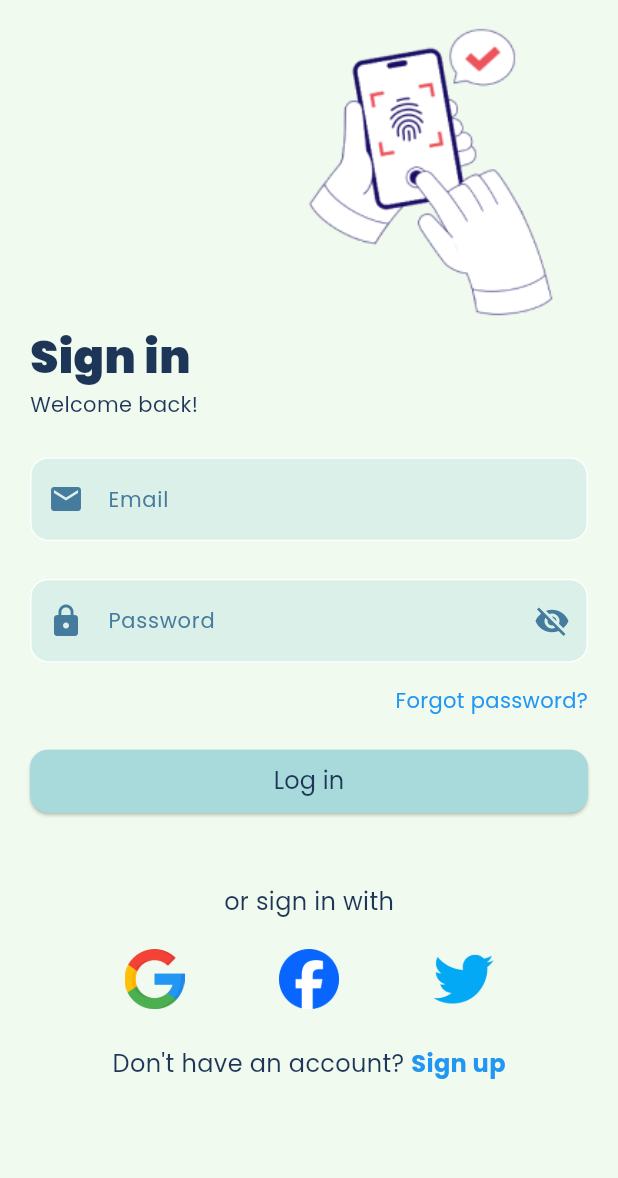
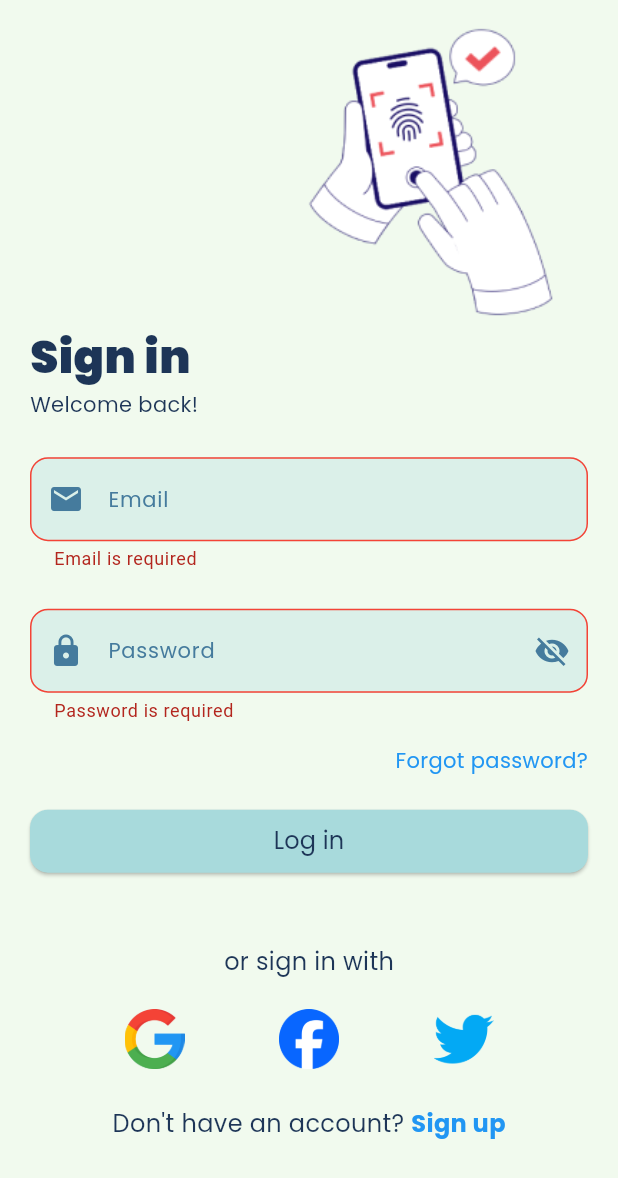
Before and after one commit to AbdelrhmanNashaat/TalentHub, a Flutter app: the screen it shows after launch, after a tap on "Skip", after a tap on "Log in", on a phone screen of 412 x 824 dp. Shown: the top 1178 px of the screen. Run offline on Flutter 3.47's test engine with Material 3 defaults, Android fonts, the phone set to English and light mode, and no system bars; our stand-ins replace dio, dotted_border, firebase_auth, firebase_core, flutter_animate, flutter_bloc and 7 more; missing offline and left inert: timer_button; accounts and stored records are empty.

Commit message:
Refactor sign-in feature and add email and password authentication

```diff
--- /dev/null
+++ b/lib/features/sign_in/presentation/manager/sign_in_with_email_and_pass_cubit/sign_in_with_email_and_pass_cubit.dart
@@ -0,0 +1,30 @@
+import 'package:firebase_auth/firebase_auth.dart';
+import 'package:flutter/material.dart';
+import 'package:flutter_bloc/flutter_bloc.dart';
+
+import 'sign_in_with_email_and_pass_state.dart';
+
+class SignInWithEmailAndPassCubit extends Cubit<SignInWithEmailAndPassState> {
+  SignInWithEmailAndPassCubit() : super(SignInWithEmailAndPassInitial());
+  final TextEditingController emailController = TextEditingController();
+  final TextEditingController passController = TextEditingController();
+  final FirebaseAuth _auth = FirebaseAuth.instance;
+
+  Future<void> signIn() async {
+    try {
+      emit(SignInWithEmailAndPassLoading());
+      final String email = emailController.text;
+      final String password = passController.text;
+      await _auth.signInWithEmailAndPassword(
+        email: email,
+        password: password,
+      );
+      emit(SignInWithEmailAndPassSuccess());
+    } on FirebaseAuthException catch (e) {
+      String errorMessage = e.message ?? 'An unknown error occurred';
+      emit(
+        SignInWithEmailAndFailure(errorMessage: errorMessage),
+      );
+    }
+  }
+}
--- /dev/null
+++ b/lib/features/sign_in/presentation/manager/sign_in_with_email_and_pass_cubit/sign_in_with_email_and_pass_state.dart
@@ -0,0 +1,13 @@
+abstract class SignInWithEmailAndPassState {}
+
+class SignInWithEmailAndPassInitial extends SignInWithEmailAndPassState {}
+
+class SignInWithEmailAndPassSuccess extends SignInWithEmailAndPassState {}
+
+class SignInWithEmailAndFailure extends SignInWithEmailAndPassState {
+  final String errorMessage;
+
+  SignInWithEmailAndFailure({required this.errorMessage});
+}
+
+class SignInWithEmailAndPassLoading extends SignInWithEmailAndPassState {}
--- a/lib/features/sign_in/presentation/views/sign_in_view.dart
+++ b/lib/features/sign_in/presentation/views/sign_in_view.dart
@@ -1,6 +1,7 @@
 import 'package:flutter/material.dart';
-
+import 'package:flutter_bloc/flutter_bloc.dart';
 import '../../../../constant.dart';
+import '../manager/sign_in_with_email_and_pass_cubit/sign_in_with_email_and_pass_cubit.dart';
 import 'sign_in_view_body.dart';
 
 class SignInView extends StatelessWidget {
@@ -8,9 +9,12 @@ class SignInView extends StatelessWidget {
 
   @override
   Widget build(BuildContext context) {
-    return Scaffold(
-      backgroundColor: Constant.scaffoldColor,
-      body: const SafeArea(child: SignInViewBody()),
+    return BlocProvider<SignInWithEmailAndPassCubit>(
+      create: (context) => SignInWithEmailAndPassCubit(),
+      child: Scaffold(
+        backgroundColor: Constant.scaffoldColor,
+        body: const SafeArea(child: SignInViewBody()),
+      ),
     );
   }
 }
--- a/lib/features/sign_in/presentation/views/sign_in_view_body.dart
+++ b/lib/features/sign_in/presentation/views/sign_in_view_body.dart
@@ -1,21 +1,34 @@
 import 'package:flutter/material.dart';
+import 'package:flutter_bloc/flutter_bloc.dart';
 import 'package:hire_me/core/utils/text_styles.dart';
+import '../../../../core/common/functions.dart';
 import '../../../../core/widgets/button.dart';
 import '../../../../core/widgets/text_field.dart';
+import '../manager/sign_in_with_email_and_pass_cubit/sign_in_with_email_and_pass_cubit.dart';
+import '../manager/sign_in_with_email_and_pass_cubit/sign_in_with_email_and_pass_state.dart';
 import 'widgets/forget_pass.dart';
 import 'widgets/login_image_widget.dart';
 import 'widgets/login_methods_row.dart';
 import 'widgets/nav_to_sign_up.dart';
 
-class SignInViewBody extends StatelessWidget {
+class SignInViewBody extends StatefulWidget {
   const SignInViewBody({super.key});
 
   @override
+  State<SignInViewBody> createState() => _SignInViewBodyState();
+}
+
+class _SignInViewBodyState extends State<SignInViewBody> {
+  final _formKey = GlobalKey<FormState>();
+  @override
   Widget build(BuildContext context) {
     var size = MediaQuery.of(context).size;
+    var bloc = BlocProvider.of<SignInWithEmailAndPassCubit>(context);
     return Padding(
       padding: const EdgeInsets.symmetric(horizontal: 20),
       child: SingleChildScrollView(
+        child: Form(
+          key: _formKey,
           child: Column(
             crossAxisAlignment: CrossAxisAlignment.start,
             children: [
@@ -27,22 +40,60 @@ class SignInViewBody extends StatelessWidget {
               CustomTextField(
                 hintText: 'Email',
                 prefixIcon: Icons.email,
-              controller: TextEditingController(),
+                controller: bloc.emailController,
+                validationValue: (value) {
+                  if (value!.isEmpty) {
+                    return 'Email is required';
+                  }
+                  return null;
+                },
               ),
               const SizedBox(height: 25),
               CustomTextField(
                 hintText: 'Password',
                 obscureText: true,
                 prefixIcon: Icons.lock,
-              controller: TextEditingController(),
+                controller: bloc.passController,
+                validationValue: (value) {
+                  if (value!.isEmpty) {
+                    return 'Password is required';
+                  }
+                  return null;
+                },
               ),
               const SizedBox(height: 15),
               const ForgetPasswordWidget(),
               const SizedBox(height: 20),
-            CustomButton(
+              BlocConsumer<SignInWithEmailAndPassCubit,
+                  SignInWithEmailAndPassState>(
+                listener: (context, state) {
+                  if (state is SignInWithEmailAndFailure) {
+                    CommonFunctions().showToastMessage(
+                      msg: state.errorMessage,
+                      context: context,
+                      color: Colors.red,
+                    );
+                  }
+                  if (state is SignInWithEmailAndPassSuccess) {
+                    CommonFunctions().showToastMessage(
+                      msg: 'Success',
+                      context: context,
+                    );
+                  }
+                },
+                builder: (context, state) {
+                  return CustomButton(
+                    isLoading:
+                        state is SignInWithEmailAndPassLoading ? true : false,
                     text: 'Log in',
-              onPressed: () {},
+                    onPressed: () {
+                      if (_formKey.currentState!.validate()) {
+                        bloc.signIn();
+                      }
+                    },
                     size: size,
+                  );
+                },
               ),
               const SizedBox(height: 45),
               Center(
@@ -55,6 +106,7 @@ class SignInViewBody extends StatelessWidget {
             ],
           ),
         ),
+      ),
     );
   }
 }
```
Lines whose indentation alone changed are shown as unchanged.
